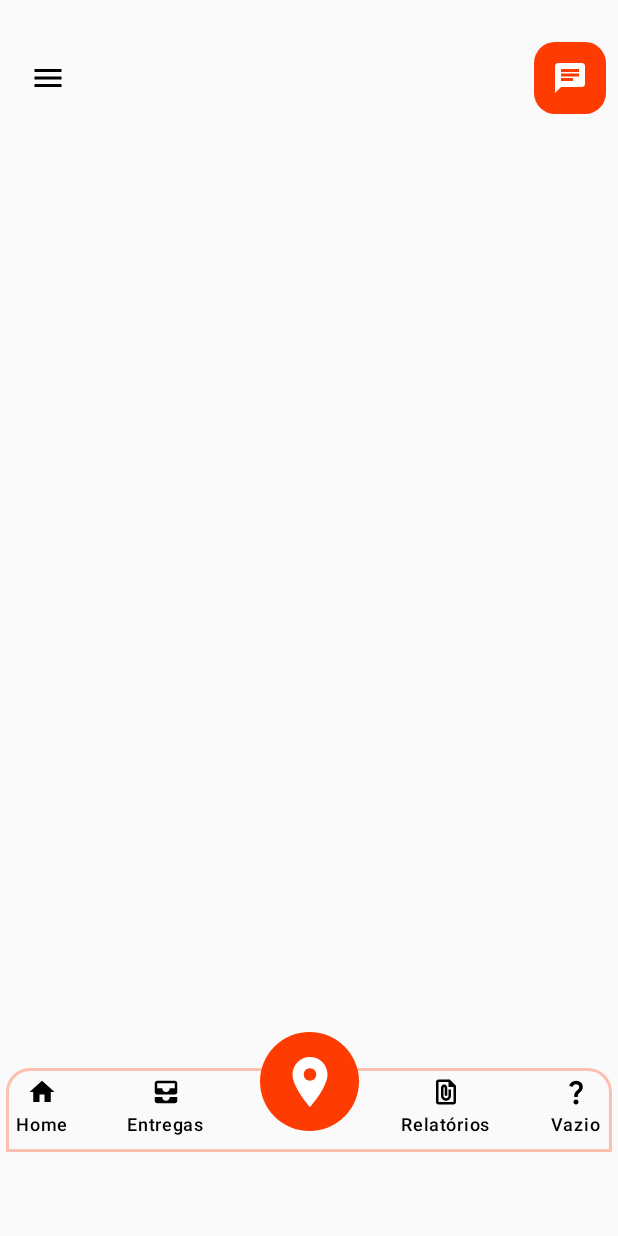
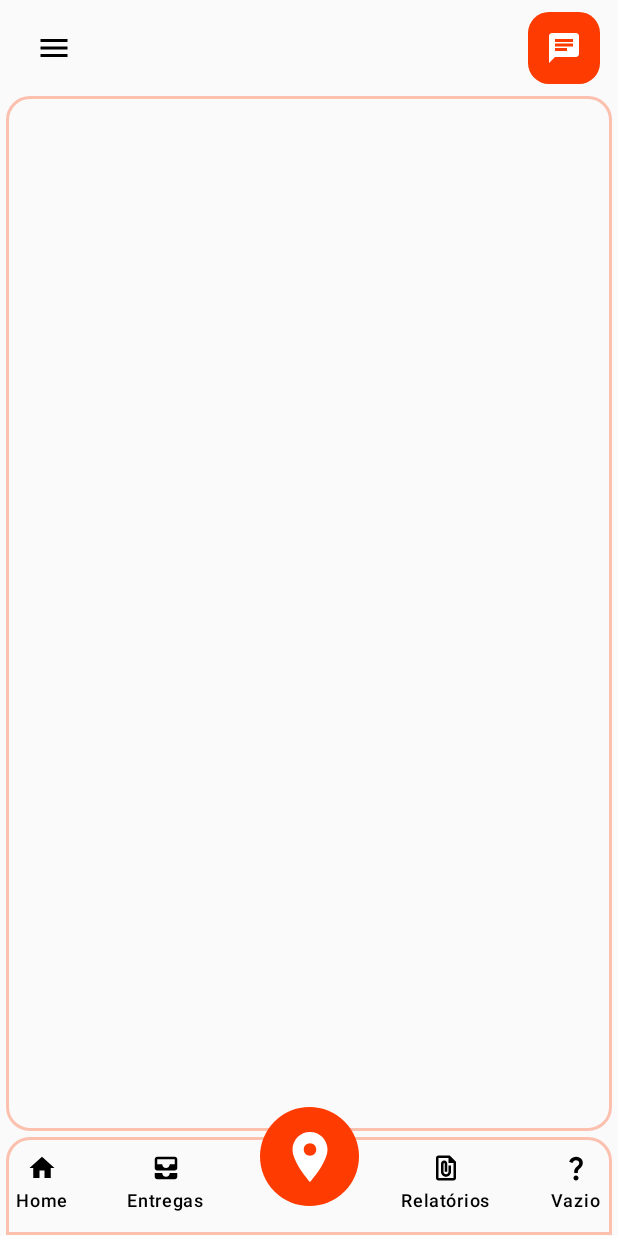
Before and after one commit to Agilliz/ClientService, an Android app built with Jetpack Compose: the screen it shows after launch (MainActivity), on a phone screen of 412 x 824 dp. Run offline under Robolectric (Android 15) with nearby library versions, the phone set to English and light mode, and no system bars.

Commit message:
MainScreen Finalizada

```diff
--- a/AgilMobile/app/src/main/java/com/app/agilmobile/ui/components/BottomBar.kt
+++ b/AgilMobile/app/src/main/java/com/app/agilmobile/ui/components/BottomBar.kt
@@ -7,13 +7,10 @@ import androidx.compose.foundation.shape.CircleShape
 import androidx.compose.foundation.shape.RoundedCornerShape
 import androidx.compose.material.icons.Icons
 import androidx.compose.material.icons.filled.AllInbox
-import androidx.compose.material.icons.filled.Chat
 import androidx.compose.material.icons.filled.FilePresent
 import androidx.compose.material.icons.filled.Home
 import androidx.compose.material.icons.filled.LocationOn
-import androidx.compose.material.icons.filled.Menu
 import androidx.compose.material.icons.filled.QuestionMark
-import androidx.compose.material.icons.filled.RepeatOneOn
 import androidx.compose.material3.Icon
 import androidx.compose.material3.IconButton
 import androidx.compose.material3.Text
@@ -37,21 +34,18 @@ fun BottomBar() {
             verticalAlignment = Alignment.CenterVertically,
             modifier = Modifier
                 .fillMaxWidth()
-                .height(60.dp)
+                .height(65.dp)
                 .background(Color.Transparent)
-                .padding(top = 4.dp, start = 4.dp, end = 4.dp)
                 .border(2.dp, Orange30, RoundedCornerShape(topStart = 16.dp, topEnd = 16.dp)),
         ) {
             Column(horizontalAlignment = Alignment.CenterHorizontally) {
-
-
                 IconButton(
                     onClick = { },
                     modifier = Modifier.height(20.dp)
                 ) {
                     Icon(
                         imageVector = Icons.Default.Home,
-                        contentDescription = "Localized description"
+                        contentDescription = "Home"
                     )
                 }
                 Text(
@@ -68,7 +62,7 @@ fun BottomBar() {
                 ) {
                     Icon(
                         imageVector = Icons.Default.AllInbox,
-                        contentDescription = "Localized description"
+                        contentDescription = "Entregas"
                     )
                 }
                 Text(
@@ -87,7 +81,7 @@ fun BottomBar() {
                 ) {
                     Icon(
                         imageVector = Icons.Default.FilePresent,
-                        contentDescription = "Localized description"
+                        contentDescription = "Relatórios"
                     )
                 }
                 Text(
@@ -104,7 +98,7 @@ fun BottomBar() {
                 ) {
                     Icon(
                         imageVector = Icons.Default.QuestionMark,
-                        contentDescription = "Localized description"
+                        contentDescription = "Vazio"
                     )
                 }
                 Text(
@@ -113,7 +107,6 @@ fun BottomBar() {
                     fontSize = 12.sp
                 )
             }
-
         }
 
         Box(
@@ -129,7 +122,7 @@ fun BottomBar() {
             ) {
                 Icon(
                     imageVector = Icons.Default.LocationOn,
-                    contentDescription = "Localized description",
+                    contentDescription = "Location",
                     tint = Color.White,
                     modifier = Modifier
                         .fillMaxWidth()
--- a/AgilMobile/app/src/main/java/com/app/agilmobile/ui/screens/MainScreen.kt
+++ b/AgilMobile/app/src/main/java/com/app/agilmobile/ui/screens/MainScreen.kt
@@ -1,48 +1,49 @@
 package com.app.agilmobile.ui.screens
 
 import androidx.compose.foundation.background
-import androidx.compose.foundation.layout.Arrangement
-import androidx.compose.foundation.layout.Box
-import androidx.compose.foundation.layout.Column
-import androidx.compose.foundation.layout.WindowInsets
-import androidx.compose.foundation.layout.consumeWindowInsets
-import androidx.compose.foundation.layout.fillMaxHeight
-import androidx.compose.foundation.layout.padding
-import androidx.compose.foundation.layout.statusBars
-import androidx.compose.foundation.layout.windowInsetsPadding
+import androidx.compose.foundation.border
+import androidx.compose.foundation.layout.*
+import androidx.compose.foundation.shape.RoundedCornerShape
+import androidx.compose.material3.Text
 import androidx.compose.runtime.Composable
 import androidx.compose.ui.Alignment
 import androidx.compose.ui.Modifier
 import androidx.compose.ui.graphics.Color
 import androidx.compose.ui.tooling.preview.Preview
 import androidx.compose.ui.unit.dp
-import androidx.core.view.WindowInsetsCompat
 import com.app.agilmobile.ui.components.BottomBar
 import com.app.agilmobile.ui.components.TopBar
 import com.app.agilmobile.ui.theme.AgilMobileTheme
+import com.app.agilmobile.ui.theme.Orange30
 
 @Composable
-fun MainScreen(){
-
-
+fun MainScreen() {
     Column(
         verticalArrangement = Arrangement.SpaceBetween,
         modifier = Modifier
             .fillMaxHeight()
-            .windowInsetsPadding(insets = WindowInsets(top = 20.dp, bottom = 50.dp))
-
+            .windowInsetsPadding(WindowInsets.statusBars)
+            .windowInsetsPadding(WindowInsets.navigationBars)
+            .padding(start = 4.dp, end = 4.dp)
     ) {
         TopBar()
-        Box(){
+        Box(
+            modifier = Modifier
+                .fillMaxWidth()
+                .weight(1f)
+                .border(2.dp, Orange30, RoundedCornerShape(16.dp))
+                .padding(4.dp)
+        ) {
 
         }
+        Spacer(modifier = Modifier.height(4.dp))
         BottomBar()
     }
 }
 
 @Preview(showBackground = true)
 @Composable
-fun MainScreenPreview(){
+fun MainScreenPreview() {
     AgilMobileTheme {
         MainScreen()
     }
```
